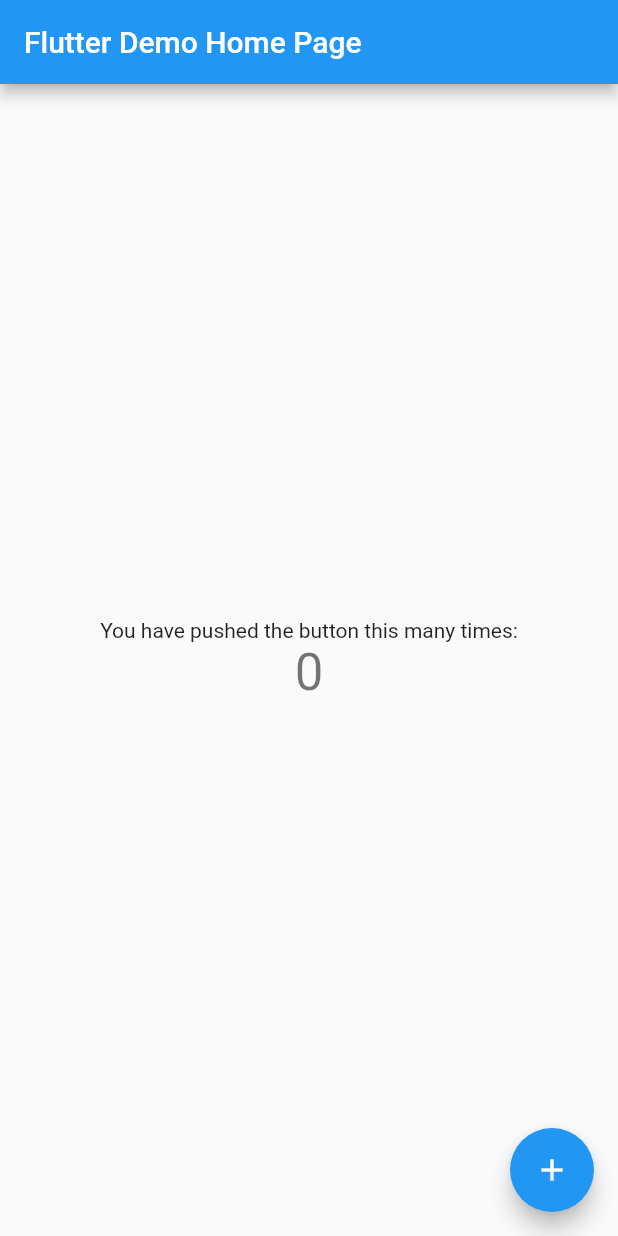
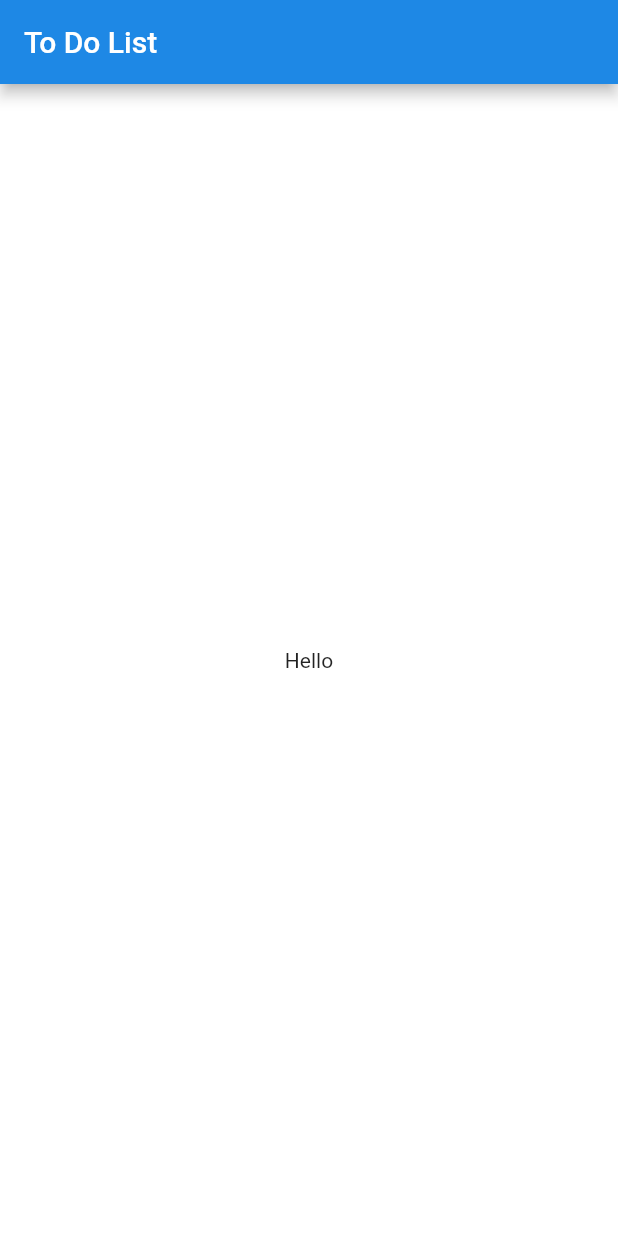
Before and after one commit to ewersoncastelo/to-do-list-nodeJS, a Flutter app: the screen it shows after launch, on a phone screen of 412 x 824 dp. Run offline on Flutter 3.47's test engine with Material 2 defaults, Android fonts, the phone set to English and light mode, and no system bars; drawn by our look-alikes of flutter_platform_widgets.

Commit message:
template default material / cupertino

```diff
--- /dev/null
+++ b/lib/App.dart
@@ -0,0 +1,45 @@
+import 'package:flutter/cupertino.dart';
+import 'package:flutter/material.dart';
+import 'package:flutter_platform_widgets/flutter_platform_widgets.dart';
+
+class App extends StatefulWidget {
+  @override
+  _AppState createState() => _AppState();
+}
+
+class _AppState extends State<App> {
+  @override
+  Widget build(BuildContext context) {
+    return PlatformScaffold(
+      appBar: PlatformAppBar(
+        title: Text(
+          "To Do List",
+        ),
+        cupertino: (context, platform) {
+          return CupertinoNavigationBarData(
+            transitionBetweenRoutes: false,
+            trailing: PlatformButton(
+              padding: EdgeInsets.all(4.0),
+              child: Icon(
+                CupertinoIcons.info,
+                color: CupertinoColors.inactiveGray,
+              ),
+              onPressed: () {
+                Navigator.pop(
+                  context,
+                  CupertinoPageRoute(builder: null),
+                );
+              },
+            ),
+          );
+        },
+      ),
+      material: (context, platform) {
+        return MaterialScaffoldData();
+      },
+      body: Center(
+        child: Text("Hello"),
+      ),
+    );
+  }
+}
--- a/lib/main.dart
+++ b/lib/main.dart
@@ -1,4 +1,24 @@
+import 'package:To_Do_List_Flutter/App.dart';
+import 'package:flutter/cupertino.dart';
 import 'package:flutter/material.dart';
+import 'package:flutter_platform_widgets/flutter_platform_widgets.dart';
+
+final materialThemeData = ThemeData(
+  primarySwatch: Colors.blue,
+  scaffoldBackgroundColor: Colors.white,
+  accentColor: Colors.blue,
+  appBarTheme: AppBarTheme(color: Colors.blue.shade600),
+  primaryColor: Colors.blue,
+  secondaryHeaderColor: Colors.blue,
+  canvasColor: Colors.blue,
+  backgroundColor: Colors.red,
+  // textTheme: TextTheme().copyWith(body1: TextTheme().body1),
+);
+final cupertinoTheme = CupertinoThemeData(
+  primaryColor: Colors.blue,
+  barBackgroundColor: CupertinoColors.white,
+  scaffoldBackgroundColor: Colors.white,
+);
 
 void main() {
   runApp(MyApp());
@@ -8,110 +28,19 @@ class MyApp extends StatelessWidget {
   // This widget is the root of your application.
   @override
   Widget build(BuildContext context) {
-    return MaterialApp(
-      title: 'Flutter Demo',
-      theme: ThemeData(
-        // This is the theme of your application.
-        //
-        // Try running your application with "flutter run". You'll see the
-        // application has a blue toolbar. Then, without quitting the app, try
-        // changing the primarySwatch below to Colors.green and then invoke
-        // "hot reload" (press "r" in the console where you ran "flutter run",
-        // or simply save your changes to "hot reload" in a Flutter IDE).
-        // Notice that the counter didn't reset back to zero; the application
-        // is not restarted.
-        primarySwatch: Colors.blue,
-        // This makes the visual density adapt to the platform that you run
-        // the app on. For desktop platforms, the controls will be smaller and
-        // closer together (more dense) than on mobile platforms.
-        visualDensity: VisualDensity.adaptivePlatformDensity,
-      ),
-      home: MyHomePage(title: 'Flutter Demo Home Page'),
+    return PlatformApp(
+      debugShowCheckedModeBanner: false,
+      material: (context, platform) {
+        return MaterialAppData(
+          theme: materialThemeData,
+        );
+      },
+      cupertino: (context, platform) {
+        return CupertinoAppData(
+          theme: cupertinoTheme,
+        );
+      },
+      home: App(),
     );
   }
 }
-
-class MyHomePage extends StatefulWidget {
-  MyHomePage({Key key, this.title}) : super(key: key);
-
-  // This widget is the home page of your application. It is stateful, meaning
-  // that it has a State object (defined below) that contains fields that affect
-  // how it looks.
-
-  // This class is the configuration for the state. It holds the values (in this
-  // case the title) provided by the parent (in this case the App widget) and
-  // used by the build method of the State. Fields in a Widget subclass are
-  // always marked "final".
-
-  final String title;
-
-  @override
-  _MyHomePageState createState() => _MyHomePageState();
-}
-
-class _MyHomePageState extends State<MyHomePage> {
-  int _counter = 0;
-
-  void _incrementCounter() {
-    setState(() {
-      // This call to setState tells the Flutter framework that something has
-      // changed in this State, which causes it to rerun the build method below
-      // so that the display can reflect the updated values. If we changed
-      // _counter without calling setState(), then the build method would not be
-      // called again, and so nothing would appear to happen.
-      _counter++;
-    });
-  }
-
-  @override
-  Widget build(BuildContext context) {
-    // This method is rerun every time setState is called, for instance as done
-    // by the _incrementCounter method above.
-    //
-    // The Flutter framework has been optimized to make rerunning build methods
-    // fast, so that you can just rebuild anything that needs updating rather
-    // than having to individually change instances of widgets.
-    return Scaffold(
-      appBar: AppBar(
-        // Here we take the value from the MyHomePage object that was created by
-        // the App.build method, and use it to set our appbar title.
-        title: Text(widget.title),
-      ),
-      body: Center(
-        // Center is a layout widget. It takes a single child and positions it
-        // in the middle of the parent.
-        child: Column(
-          // Column is also a layout widget. It takes a list of children and
-          // arranges them vertically. By default, it sizes itself to fit its
-          // children horizontally, and tries to be as tall as its parent.
-          //
-          // Invoke "debug painting" (press "p" in the console, choose the
-          // "Toggle Debug Paint" action from the Flutter Inspector in Android
-          // Studio, or the "Toggle Debug Paint" command in Visual Studio Code)
-          // to see the wireframe for each widget.
-          //
-          // Column has various properties to control how it sizes itself and
-          // how it positions its children. Here we use mainAxisAlignment to
-          // center the children vertically; the main axis here is the vertical
-          // axis because Columns are vertical (the cross axis would be
-          // horizontal).
-          mainAxisAlignment: MainAxisAlignment.center,
-          children: <Widget>[
-            Text(
-              'You have pushed the button this many times:',
-            ),
-            Text(
-              '$_counter',
-              style: Theme.of(context).textTheme.headline4,
-            ),
-          ],
-        ),
-      ),
-      floatingActionButton: FloatingActionButton(
-        onPressed: _incrementCounter,
-        tooltip: 'Increment',
-        child: Icon(Icons.add),
-      ), // This trailing comma makes auto-formatting nicer for build methods.
-    );
-  }
-}
--- a/pubspec.yaml
+++ b/pubspec.yaml
@@ -28,6 +28,7 @@ dependencies:
   # The following adds the Cupertino Icons font to your application.
   # Use with the CupertinoIcons class for iOS style icons.
   cupertino_icons: ^0.1.3
+  flutter_platform_widgets: ^0.60.1
 
 dev_dependencies:
   flutter_test:
```
Also changed, not shown: pubspec.lock (deleted), 3 other files.
